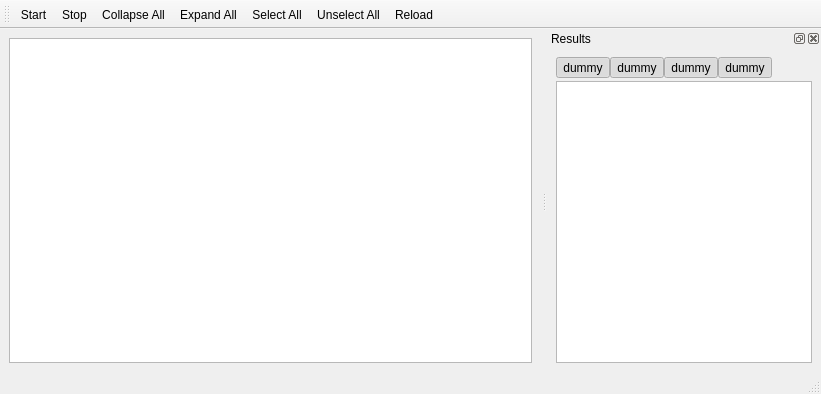
Before: the Qt Designer form mvc/runnerwindow.ui in KDE/veritas, drawn with Qt 5.
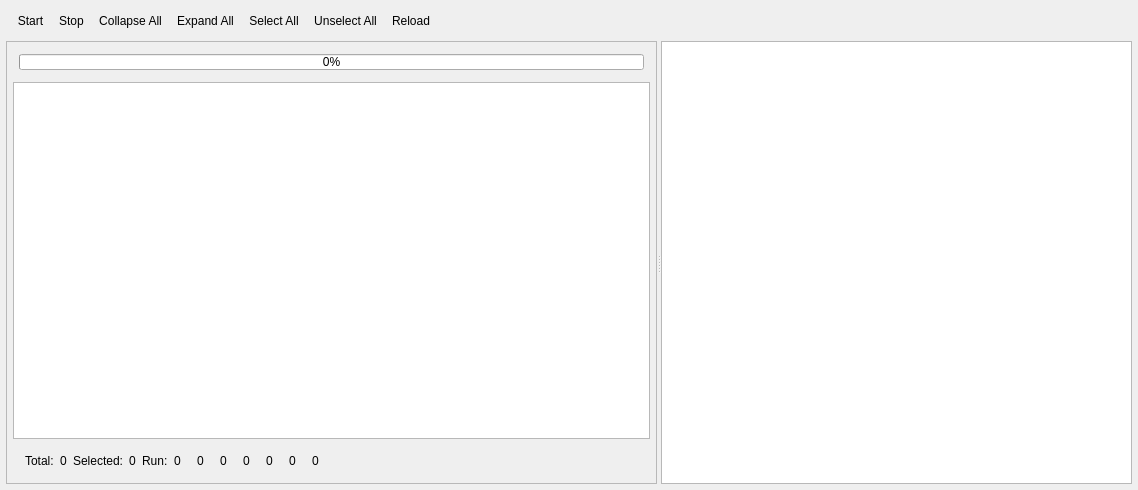
After: the same form once the commit is applied. Icons and pictures are not drawn.

Commit message: Remove QMainWindow, QDockWidget and rearrange the runner widget somewhat. Fix regression in ResultsModel (+tests).

```diff
--- a/mvc/runnerwindow.ui
+++ b/mvc/runnerwindow.ui
@@ -1,12 +1,12 @@
 <ui version="4.0" >
  <class>RunnerWindow</class>
- <widget class="QMainWindow" name="RunnerWindow" >
+ <widget class="QWidget" name="RunnerWindow" >
   <property name="geometry" >
    <rect>
     <x>0</x>
     <y>0</y>
-    <width>821</width>
-    <height>394</height>
+    <width>1138</width>
+    <height>490</height>
    </rect>
   </property>
   <property name="windowTitle" >
@@ -16,70 +16,15 @@
    <iconset resource="resources/qxrunner.qrc" >
     <normaloff>:/icons/qxrunner_16x16.png</normaloff>:/icons/qxrunner_16x16.png</iconset>
   </property>
-  <widget class="QWidget" name="centralWidget" >
-   <property name="geometry" >
-    <rect>
-     <x>0</x>
-     <y>34</y>
-     <width>328</width>
-     <height>341</height>
-    </rect>
-   </property>
-   <layout class="QGridLayout" >
-    <property name="margin" >
-     <number>9</number>
-    </property>
-    <property name="spacing" >
-     <number>6</number>
-    </property>
-    <item row="0" column="0" >
-     <widget class="QTreeView" name="treeRunner" >
-      <property name="sizePolicy" >
-       <sizepolicy vsizetype="Expanding" hsizetype="Preferred" >
-        <horstretch>0</horstretch>
-        <verstretch>0</verstretch>
-       </sizepolicy>
-      </property>
-      <property name="alternatingRowColors" >
-       <bool>true</bool>
-      </property>
-      <property name="selectionMode" >
-       <enum>QAbstractItemView::SingleSelection</enum>
-      </property>
-      <property name="indentation" >
-       <number>15</number>
-      </property>
-      <property name="rootIsDecorated" >
-       <bool>false</bool>
-      </property>
-      <property name="wordWrap" >
-       <bool>false</bool>
-      </property>
-     </widget>
-    </item>
-   </layout>
-  </widget>
+  <layout class="QVBoxLayout" name="verticalLayout_2" >
+   <item>
   <widget class="QToolBar" name="runnerToolBar" >
-   <property name="geometry" >
-    <rect>
-     <x>0</x>
-     <y>0</y>
-     <width>821</width>
-     <height>34</height>
-    </rect>
-   </property>
    <property name="windowTitle" >
     <string>Ru&amp;nner Toolbar</string>
    </property>
    <property name="orientation" >
     <enum>Qt::Horizontal</enum>
    </property>
-   <attribute name="toolBarArea" >
-    <enum>TopToolBarArea</enum>
-   </attribute>
-   <attribute name="toolBarBreak" >
-    <bool>false</bool>
-   </attribute>
    <addaction name="actionStart" />
    <addaction name="actionStop" />
    <addaction name="actionCollapseAll" />
@@ -88,194 +33,367 @@
    <addaction name="actionUnselectAll" />
    <addaction name="actionReload" />
   </widget>
-  <widget class="QStatusBar" name="statusBar" >
-   <property name="geometry" >
-    <rect>
-     <x>0</x>
-     <y>375</y>
-     <width>821</width>
-     <height>19</height>
-    </rect>
-   </property>
-  </widget>
-  <widget class="QDockWidget" name="dockResults" >
-   <property name="geometry" >
-    <rect>
-     <x>334</x>
-     <y>34</y>
-     <width>487</width>
-     <height>341</height>
-    </rect>
-   </property>
+   </item>
+   <item>
+    <layout class="QHBoxLayout" name="horizontalLayout_3" >
+     <item>
+      <widget class="QSplitter" name="splitter" >
+       <property name="orientation" >
+        <enum>Qt::Horizontal</enum>
+       </property>
+       <widget class="QFrame" name="runnerFrame" >
    <property name="sizePolicy" >
-    <sizepolicy vsizetype="Preferred" hsizetype="MinimumExpanding" >
+         <sizepolicy vsizetype="Expanding" hsizetype="Fixed" >
      <horstretch>0</horstretch>
      <verstretch>0</verstretch>
     </sizepolicy>
    </property>
    <property name="minimumSize" >
     <size>
-     <width>200</width>
+          <width>300</width>
      <height>0</height>
     </size>
    </property>
-   <property name="features" >
-    <set>QDockWidget::AllDockWidgetFeatures</set>
-   </property>
-   <property name="windowTitle" >
-    <string>Results</string>
-   </property>
-   <attribute name="dockWidgetArea" >
-    <number>2</number>
-   </attribute>
-   <widget class="QWidget" name="dockWidgetContents" >
-    <property name="geometry" >
-     <rect>
-      <x>0</x>
-      <y>20</y>
-      <width>487</width>
-      <height>321</height>
-     </rect>
-    </property>
-    <layout class="QVBoxLayout" >
+        <property name="baseSize" >
+         <size>
+          <width>300</width>
+          <height>0</height>
+         </size>
+        </property>
+        <property name="frameShape" >
+         <enum>QFrame::StyledPanel</enum>
+        </property>
+        <property name="frameShadow" >
+         <enum>QFrame::Raised</enum>
+        </property>
+        <layout class="QVBoxLayout" name="verticalLayout" >
+         <item>
+          <widget class="QFrame" name="frame_3" >
+           <property name="frameShape" >
+            <enum>QFrame::NoFrame</enum>
+           </property>
+           <property name="frameShadow" >
+            <enum>QFrame::Plain</enum>
+           </property>
+           <layout class="QHBoxLayout" name="horizontalLayout_2" >
+            <item>
+             <widget class="QProgressBar" name="progressRun" >
+              <property name="sizePolicy" >
+               <sizepolicy vsizetype="Fixed" hsizetype="Expanding" >
+                <horstretch>1</horstretch>
+                <verstretch>0</verstretch>
+               </sizepolicy>
+              </property>
+              <property name="maximumSize" >
+               <size>
+                <width>16777215</width>
+                <height>16</height>
+               </size>
+              </property>
+              <property name="value" >
+               <number>0</number>
+              </property>
+              <property name="orientation" >
+               <enum>Qt::Horizontal</enum>
+              </property>
+             </widget>
+            </item>
+           </layout>
+          </widget>
+         </item>
+         <item>
+          <widget class="QTreeView" name="treeRunner" >
+           <property name="sizePolicy" >
+            <sizepolicy vsizetype="Expanding" hsizetype="MinimumExpanding" >
+             <horstretch>0</horstretch>
+             <verstretch>0</verstretch>
+            </sizepolicy>
+           </property>
+           <property name="alternatingRowColors" >
+            <bool>true</bool>
+           </property>
+           <property name="selectionMode" >
+            <enum>QAbstractItemView::SingleSelection</enum>
+           </property>
+           <property name="indentation" >
+            <number>15</number>
+           </property>
+           <property name="rootIsDecorated" >
+            <bool>false</bool>
+           </property>
+           <property name="wordWrap" >
+            <bool>false</bool>
+           </property>
+          </widget>
+         </item>
+         <item>
+          <widget class="QFrame" name="frame_2" >
+           <property name="frameShape" >
+            <enum>QFrame::NoFrame</enum>
+           </property>
+           <property name="frameShadow" >
+            <enum>QFrame::Plain</enum>
+           </property>
+           <layout class="QHBoxLayout" name="horizontalLayout" >
+            <item>
+             <spacer name="spacer_2" >
+              <property name="orientation" >
+               <enum>Qt::Horizontal</enum>
+              </property>
+              <property name="sizeType" >
+               <enum>QSizePolicy::Fixed</enum>
+              </property>
+              <property name="sizeHint" stdset="0" >
+               <size>
+                <width>6</width>
+                <height>12</height>
+               </size>
+              </property>
+             </spacer>
+            </item>
+            <item>
+             <widget class="QLabel" name="labelNumTotalText" >
+              <property name="text" >
+               <string>Total:</string>
+              </property>
+             </widget>
+            </item>
+            <item>
+             <widget class="QLabel" name="labelNumTotal" >
+              <property name="text" >
+               <string>0</string>
+              </property>
+             </widget>
+            </item>
+            <item>
+             <widget class="QLabel" name="labelNumSelectedText" >
+              <property name="text" >
+               <string>Selected:</string>
+              </property>
+             </widget>
+            </item>
+            <item>
+             <widget class="QLabel" name="labelNumSelected" >
+              <property name="text" >
+               <string>0</string>
+              </property>
+             </widget>
+            </item>
+            <item>
+             <widget class="QLabel" name="labelNumRunText" >
+              <property name="text" >
+               <string>Run:</string>
+              </property>
+             </widget>
+            </item>
+            <item>
+             <widget class="QLabel" name="labelNumRun" >
+              <property name="text" >
+               <string>0</string>
+              </property>
+             </widget>
+            </item>
+            <item>
+             <layout class="QHBoxLayout" name="_18" >
      <property name="spacing" >
       <number>3</number>
      </property>
      <property name="margin" >
-      <number>9</number>
+               <number>0</number>
      </property>
      <item>
-      <layout class="QHBoxLayout" >
+               <widget class="QLabel" name="labelNumSuccessPic" >
+                <property name="toolTip" >
+                 <string>Success</string>
+                </property>
+                <property name="text" >
+                 <string/>
+                </property>
+                <property name="pixmap" >
+                 <pixmap resource="../resources/qxrunner.qrc" >:/icons/success.png</pixmap>
+                </property>
+               </widget>
+              </item>
+              <item>
+               <widget class="QLabel" name="labelNumSuccess" >
+                <property name="text" >
+                 <string>0</string>
+                </property>
+               </widget>
+              </item>
+             </layout>
+            </item>
+            <item>
+             <layout class="QHBoxLayout" name="_14" >
        <property name="spacing" >
-        <number>0</number>
+               <number>3</number>
        </property>
        <property name="margin" >
         <number>0</number>
        </property>
        <item>
-        <widget class="QToolButton" name="buttonFatals" >
-         <property name="focusPolicy" >
-          <enum>Qt::StrongFocus</enum>
+               <widget class="QLabel" name="labelNumExceptionsPic" >
+                <property name="toolTip" >
+                 <string>Exceptions</string>
          </property>
          <property name="text" >
-          <string>dummy</string>
-         </property>
-         <property name="icon" >
-          <iconset>
-           <normaloff/>
-          </iconset>
-         </property>
-         <property name="checkable" >
-          <bool>true</bool>
-         </property>
-         <property name="checked" >
-          <bool>true</bool>
-         </property>
-         <property name="toolButtonStyle" >
-          <enum>Qt::ToolButtonTextBesideIcon</enum>
-         </property>
-         <property name="autoRaise" >
-          <bool>true</bool>
-         </property>
+                 <string/>
+                </property>
+                <property name="pixmap" >
+                 <pixmap resource="../resources/qxrunner.qrc" >:/icons/exception.png</pixmap>
+                </property>
+               </widget>
+              </item>
+              <item>
+               <widget class="QLabel" name="labelNumExceptions" >
+                <property name="text" >
+                 <string>0</string>
+                </property>
+               </widget>
+              </item>
+             </layout>
+            </item>
+            <item>
+             <layout class="QHBoxLayout" name="_19" >
+              <property name="spacing" >
+               <number>3</number>
+              </property>
+              <property name="margin" >
+               <number>0</number>
+              </property>
+              <item>
+               <widget class="QLabel" name="labelNumFatalsPic" >
+                <property name="toolTip" >
+                 <string>Fatals</string>
+                </property>
+                <property name="text" >
+                 <string/>
+                </property>
+                <property name="pixmap" >
+                 <pixmap resource="../resources/qxrunner.qrc" >:/icons/fatal.png</pixmap>
+                </property>
         </widget>
        </item>
        <item>
-        <widget class="QToolButton" name="buttonErrors" >
-         <property name="focusPolicy" >
-          <enum>Qt::StrongFocus</enum>
-         </property>
+               <widget class="QLabel" name="labelNumFatals" >
          <property name="text" >
-          <string>dummy</string>
-         </property>
-         <property name="icon" >
-          <iconset>
-           <normaloff/>
-          </iconset>
-         </property>
-         <property name="checkable" >
-          <bool>true</bool>
-         </property>
-         <property name="checked" >
-          <bool>true</bool>
-         </property>
-         <property name="toolButtonStyle" >
-          <enum>Qt::ToolButtonTextBesideIcon</enum>
-         </property>
-         <property name="autoRaise" >
-          <bool>true</bool>
+                 <string>0</string>
+                </property>
+               </widget>
+              </item>
+             </layout>
+            </item>
+            <item>
+             <layout class="QHBoxLayout" name="_17" >
+              <property name="spacing" >
+               <number>3</number>
+              </property>
+              <property name="margin" >
+               <number>0</number>
+              </property>
+              <item>
+               <widget class="QLabel" name="labelNumErrorsPic" >
+                <property name="toolTip" >
+                 <string>Errors</string>
+                </property>
+                <property name="text" >
+                 <string/>
+                </property>
+                <property name="pixmap" >
+                 <pixmap resource="../resources/qxrunner.qrc" >:/icons/error.png</pixmap>
          </property>
         </widget>
        </item>
        <item>
-        <widget class="QToolButton" name="buttonWarnings" >
-         <property name="focusPolicy" >
-          <enum>Qt::StrongFocus</enum>
-         </property>
+               <widget class="QLabel" name="labelNumErrors" >
          <property name="text" >
-          <string>dummy</string>
-         </property>
-         <property name="icon" >
-          <iconset>
-           <normaloff/>
-          </iconset>
-         </property>
-         <property name="checkable" >
-          <bool>true</bool>
-         </property>
-         <property name="checked" >
-          <bool>true</bool>
-         </property>
-         <property name="toolButtonStyle" >
-          <enum>Qt::ToolButtonTextBesideIcon</enum>
-         </property>
-         <property name="autoRaise" >
-          <bool>true</bool>
+                 <string>0</string>
+                </property>
+               </widget>
+              </item>
+             </layout>
+            </item>
+            <item>
+             <layout class="QHBoxLayout" name="_15" >
+              <property name="spacing" >
+               <number>3</number>
+              </property>
+              <property name="margin" >
+               <number>0</number>
+              </property>
+              <item>
+               <widget class="QLabel" name="labelNumWarningsPic" >
+                <property name="toolTip" >
+                 <string>Warnings</string>
+                </property>
+                <property name="text" >
+                 <string/>
+                </property>
+                <property name="pixmap" >
+                 <pixmap resource="../resources/qxrunner.qrc" >:/icons/warning.png</pixmap>
          </property>
         </widget>
        </item>
        <item>
-        <widget class="QToolButton" name="buttonInfos" >
-         <property name="focusPolicy" >
-          <enum>Qt::StrongFocus</enum>
-         </property>
+               <widget class="QLabel" name="labelNumWarnings" >
          <property name="text" >
-          <string>dummy</string>
-         </property>
-         <property name="icon" >
-          <iconset>
-           <normaloff/>
-          </iconset>
-         </property>
-         <property name="checkable" >
-          <bool>true</bool>
-         </property>
-         <property name="checked" >
-          <bool>true</bool>
-         </property>
-         <property name="toolButtonStyle" >
-          <enum>Qt::ToolButtonTextBesideIcon</enum>
-         </property>
-         <property name="autoRaise" >
-          <bool>true</bool>
+                 <string>0</string>
+                </property>
+               </widget>
+              </item>
+             </layout>
+            </item>
+            <item>
+             <layout class="QHBoxLayout" name="_16" >
+              <property name="spacing" >
+               <number>3</number>
+              </property>
+              <property name="margin" >
+               <number>0</number>
+              </property>
+              <item>
+               <widget class="QLabel" name="labelNumInfosPic" >
+                <property name="toolTip" >
+                 <string>Infos</string>
+                </property>
+                <property name="text" >
+                 <string/>
+                </property>
+                <property name="pixmap" >
+                 <pixmap resource="../resources/qxrunner.qrc" >:/icons/info.png</pixmap>
          </property>
         </widget>
        </item>
        <item>
-        <spacer>
+               <widget class="QLabel" name="labelNumInfos" >
+                <property name="text" >
+                 <string>0</string>
+                </property>
+               </widget>
+              </item>
+             </layout>
+            </item>
+            <item>
+             <spacer name="spacer" >
          <property name="orientation" >
           <enum>Qt::Horizontal</enum>
          </property>
          <property name="sizeHint" stdset="0" >
           <size>
-           <width>40</width>
+                <width>28</width>
            <height>20</height>
           </size>
          </property>
         </spacer>
        </item>
       </layout>
-     </item>
-     <item>
+          </widget>
+         </item>
+        </layout>
+        <zorder>treeRunner</zorder>
+        <zorder>frame_3</zorder>
+        <zorder>frame_2</zorder>
+       </widget>
       <widget class="QTreeView" name="treeResults" >
        <property name="windowModality" >
         <enum>Qt::NonModal</enum>
@@ -299,10 +417,11 @@
         <bool>true</bool>
        </property>
       </widget>
+      </widget>
      </item>
     </layout>
-   </widget>
-  </widget>
+   </item>
+  </layout>
   <action name="actionStart" >
    <property name="icon" >
     <iconset resource="resources/qxrunner.qrc" >
@@ -406,7 +525,7 @@
    </property>
   </action>
  </widget>
- <layoutdefault spacing="6" margin="100" />
+ <layoutdefault spacing="6" margin="6" />
  <resources>
   <include location="resources/qxrunner.qrc" />
  </resources>
```
Left out of the diff: 20 changed lines with no effect on the pictures. Lines whose indentation alone changed are shown as unchanged. The commit also changes 10 other files.
